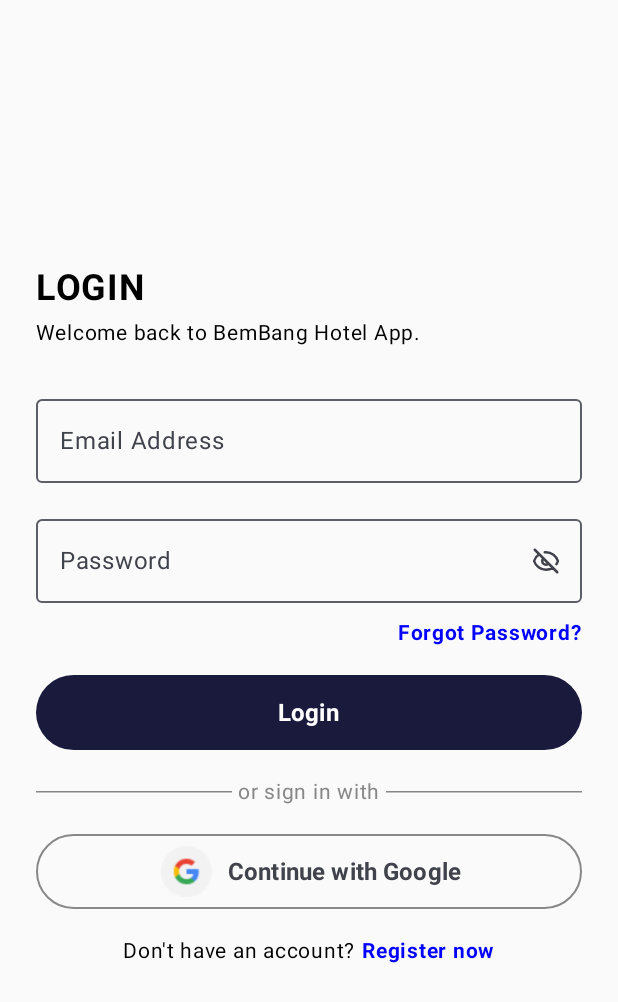
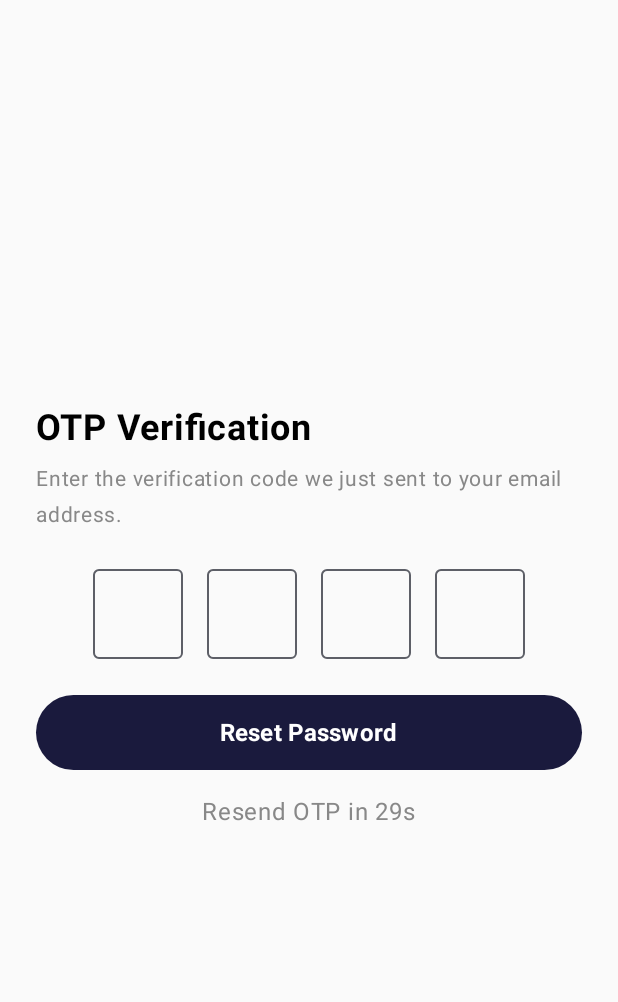
Before and after one commit to ADRXF/iBEMBANG-app, an Android app built with Jetpack Compose: the LoginScreen screen opened through its navigation route, after a tap on "Continue with Google", on a phone screen of 412 x 824 dp. Shown: the top 1002 px of the screen. Run offline under Robolectric (Android 15) with nearby library versions, the phone set to English and light mode, and no system bars.

Commit message:
HeresMyFirstCommit-for otp-register-and-passwordrecovery

```diff
--- a/app/build.gradle.kts
+++ b/app/build.gradle.kts
@@ -53,6 +53,9 @@ dependencies {
     implementation(libs.androidx.navigation.compose.android)
     implementation(libs.androidx.navigation.runtime.ktx)
     implementation(libs.androidx.ui.text.google.fonts)
+    implementation(libs.androidx.espresso.core)
+    implementation(libs.androidx.espresso.core)
+    implementation(libs.androidx.animation.core.lint)
     testImplementation(libs.junit)
     androidTestImplementation(libs.androidx.junit)
     androidTestImplementation(libs.androidx.espresso.core)
@@ -62,4 +65,6 @@ dependencies {
     debugImplementation(libs.androidx.ui.test.manifest)
     implementation("androidx.core:core-splashscreen:1.0.1") // added for the splash screen
     implementation("androidx.navigation:navigation-compose:2.7.6")
+    implementation("androidx.compose.material:material-icons-core:1.0.1")
+    implementation("androidx.compose.material:material-icons-extended:1.0.1")
 }
--- a/app/src/main/java/com/example/ibembang/CreateAccount.kt
+++ b/app/src/main/java/com/example/ibembang/CreateAccount.kt
@@ -118,7 +118,7 @@ fun CreateAccount(navController: NavController){
         Spacer(modifier = Modifier.height(16.dp))
 
         Button(
-            onClick = {},
+            onClick = {navController.navigate("otpverify")},
             //onClick = { navController.navigate("home") }, // Navigate to Home
             modifier = Modifier.fillMaxWidth().height(50.dp),
             colors = ButtonDefaults.buttonColors(containerColor = Color(0xFF1A1A3D))
--- a/app/src/main/java/com/example/ibembang/LoginScreen.kt
+++ b/app/src/main/java/com/example/ibembang/LoginScreen.kt
@@ -85,7 +85,9 @@ fun LoginScreen(navController: NavController) {
                 fontSize = 14.sp,
                 fontWeight = FontWeight.Bold,
                 color = Color.Blue,
-                modifier = Modifier.clickable { }
+                modifier = Modifier.clickable {
+                    navController.navigate("forgotpassword")
+                }
             )
         }
         Spacer(modifier = Modifier.height(16.dp))
@@ -107,7 +109,7 @@ fun LoginScreen(navController: NavController) {
         Spacer(modifier = Modifier.height(16.dp))
 
         OutlinedButton(
-            onClick = { },
+            onClick = { navController.navigate("otp") },
             modifier = Modifier.fillMaxWidth().height(50.dp),
             border = BorderStroke(1.dp, Color.Gray)
         ) {
--- a/app/src/main/java/com/example/ibembang/MainActivity.kt
+++ b/app/src/main/java/com/example/ibembang/MainActivity.kt
@@ -1,4 +1,5 @@
 package com.example.ibembang
+
 
 import android.os.Bundle
 import androidx.activity.ComponentActivity
@@ -24,7 +25,12 @@ class MainActivity : ComponentActivity() {
                     composable("login") { LoginScreen(navController) }
                     composable("register") { CreateAccount(navController) }
                     composable("home") { HomeScreen(navController) }
-
+                    composable("forgotpassword") { ForgotPasswordScreen(navController) }
+                    composable("otp") { OTPScreen(navController) }
+                    composable("resetpasswordpage") { ResetPasswordPage(navController) }
+                    composable("otpverify") { OTPverification (navController) }
+                    composable("congrats"){Congratulation(navController)}
+                    composable("PersonalInformationGathering") { PersonalInformationGathering (navController) }
                 }
             }
         }
--- /dev/null
+++ b/app/src/main/java/com/example/ibembang/OTPScreen.kt
@@ -0,0 +1,132 @@
+package com.example.ibembang
+
+import androidx.compose.foundation.layout.*
+import androidx.compose.foundation.text.KeyboardOptions
+import androidx.compose.material3.*
+import androidx.compose.runtime.*
+import androidx.compose.ui.Alignment
+import androidx.compose.ui.Modifier
+import androidx.compose.ui.graphics.Color
+import androidx.compose.ui.text.TextStyle
+import androidx.compose.ui.text.font.FontWeight
+import androidx.compose.ui.text.input.KeyboardType
+import androidx.compose.ui.text.input.VisualTransformation
+import androidx.compose.ui.unit.dp
+import androidx.compose.ui.unit.sp
+import androidx.compose.ui.focus.FocusRequester
+import androidx.compose.ui.focus.focusRequester
+import androidx.compose.ui.platform.LocalFocusManager
+import androidx.navigation.NavController
+import kotlinx.coroutines.delay
+import kotlinx.coroutines.launch
+
+@Composable
+fun OTPScreen(navController: NavController) {
+    var otp by remember { mutableStateOf(List(4) { "" }) }
+    var timer by remember { mutableStateOf(30) }
+    val coroutineScope = rememberCoroutineScope()
+    val focusRequesters = List(4) { FocusRequester() }
+    val focusManager = LocalFocusManager.current
+
+    LaunchedEffect(key1 = timer) {
+        if (timer > 0) {
+            delay(1000)
+            timer--
+        }
+    }
+
+    Column(
+        modifier = Modifier
+            .fillMaxSize()
+            .padding(24.dp),
+        verticalArrangement = Arrangement.Center,
+        horizontalAlignment = Alignment.CenterHorizontally
+    ) {
+        Row(
+            modifier = Modifier
+                .fillMaxWidth(),
+            horizontalArrangement = Arrangement.Start
+        ) {
+            Text(
+                text = "OTP Verification",
+                fontSize = 24.sp,
+                fontWeight = FontWeight.Bold,
+                color = Color.Black
+            )
+        }
+//        Text(
+//            text = "OTP Verification",
+//            fontSize = 24.sp,
+//            fontWeight = FontWeight.Bold,
+//            color = Color.Black
+//        )
+        Spacer(modifier = Modifier.height(8.dp))
+        Text(
+            text = "Enter the verification code we just sent to your email address.",
+            fontSize = 14.sp,
+            color = Color.Gray
+        )
+        Spacer(modifier = Modifier.height(24.dp))
+
+        Row(
+            horizontalArrangement = Arrangement.spacedBy(16.dp)
+        ) {
+            otp.forEachIndexed { index, value ->
+                OutlinedTextField(
+                    value = value,
+                    onValueChange = {
+                        if (it.length <= 1) {
+                            otp = otp.toMutableList().apply { this[index] = it }
+                            if (it.isNotEmpty()) {
+                                if (index < 3) {
+                                    focusRequesters[index + 1].requestFocus()
+                                } else {
+                                    focusManager.clearFocus()
+                                }
+                            }
+                        }
+                    },
+                    textStyle = TextStyle(
+                        fontSize = 18.sp,
+                        fontWeight = FontWeight.Bold
+                    ),
+                    singleLine = true,
+                    visualTransformation = VisualTransformation.None,
+                    keyboardOptions = KeyboardOptions(keyboardType = KeyboardType.Number),
+                    modifier = Modifier
+                        .width(60.dp)
+                        .height(60.dp)
+                        .focusRequester(focusRequesters[index])
+                )
+            }
+        }
+
+        Spacer(modifier = Modifier.height(24.dp))
+
+        Button(
+            onClick = {
+                navController.navigate("resetpasswordpage")
+            },
+            modifier = Modifier
+                .fillMaxWidth()
+                .height(50.dp),
+            colors = ButtonDefaults.buttonColors(containerColor = Color(0xFF1A1A3D))
+        ) {
+            Text(text = "Reset Password", color = Color.White, fontSize = 16.sp, fontWeight = FontWeight.Bold)
+        }
+
+        Spacer(modifier = Modifier.height(16.dp))
+
+        if (timer > 0) {
+            Text(text = "Resend OTP in ${timer}s", color = Color.Gray)
+        } else {
+            TextButton(onClick = {
+                coroutineScope.launch {
+                    timer = 30
+                }
+            }) {
+                Text(text = "Resend OTP", color = Color.Blue, fontWeight = FontWeight.Bold)
+            }
+        }
+    }
+}
--- a/gradle/libs.versions.toml
+++ b/gradle/libs.versions.toml
@@ -12,6 +12,7 @@ navigationRuntimeAndroid = "2.9.0-alpha07"
 navigationComposeAndroid = "2.9.0-alpha07"
 navigationRuntimeKtx = "2.8.8"
 uiTextGoogleFonts = "1.7.8"
+animationCoreLint = "1.8.0-rc01"
 
 [libraries]
 androidx-core-ktx = { group = "androidx.core", name = "core-ktx", version.ref = "coreKtx" }
@@ -32,6 +33,7 @@ androidx-navigation-runtime-android = { group = "androidx.navigation", name = "n
 androidx-navigation-compose-android = { group = "androidx.navigation", name = "navigation-compose-android", version.ref = "navigationComposeAndroid" }
 androidx-navigation-runtime-ktx = { group = "androidx.navigation", name = "navigation-runtime-ktx", version.ref = "navigationRuntimeKtx" }
 androidx-ui-text-google-fonts = { group = "androidx.compose.ui", name = "ui-text-google-fonts", version.ref = "uiTextGoogleFonts" }
+androidx-animation-core-lint = { group = "androidx.compose.animation", name = "animation-core-lint", version.ref = "animationCoreLint" }
 
 [plugins]
 android-application = { id = "com.android.application", version.ref = "agp" }
```
Also changed, not shown: app/src/main/java/com/example/ibembang/Congratulation.kt (added, +73 -0 lines), app/src/main/java/com/example/ibembang/ForgotPasswordScreen.kt (added, +66 -0 lines), app/src/main/java/com/example/ibembang/OTPverification.kt (added, +127 -0 lines), app/src/main/java/com/example/ibembang/PersonalInformationGathering.kt (added, +126 -0 lines), app/src/main/java/com/example/ibembang/ResetPasswordPage.kt (added, +150 -0 lines), app/src/main/res/drawable/congrats.png (added), app/src/main/res/drawable/jump.png (added).
